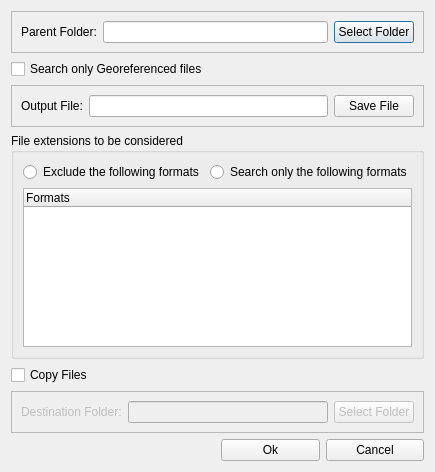
Above: InventoryTools/ui_inventoryTools.ui from dsgoficial/DsgTools before the change. Below: the same form after it.
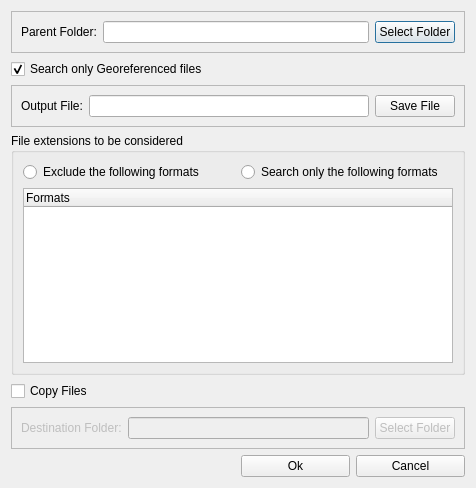
That is the form after the change.

Commit message: Reading blocks

```diff
--- a/InventoryTools/ui_inventoryTools.ui
+++ b/InventoryTools/ui_inventoryTools.ui
@@ -6,8 +6,8 @@
    <rect>
     <x>0</x>
     <y>0</y>
-    <width>430</width>
-    <height>472</height>
+    <width>476</width>
+    <height>488</height>
    </rect>
   </property>
   <property name="windowTitle">
@@ -52,6 +52,9 @@
      <property name="text">
       <string>Search only Georeferenced files</string>
      </property>
+     <property name="checked">
+      <bool>true</bool>
+     </property>
     </widget>
    </item>
    <item row="2" column="0" colspan="2">
```
The commit also changes 1 other file.
